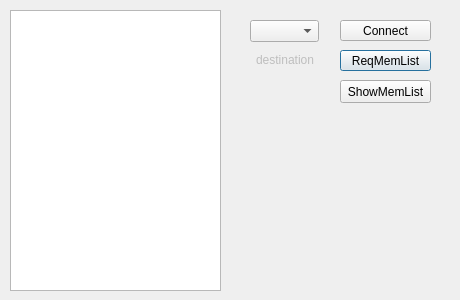
The window that code/clientapp.ui (doantumy/Blockchain) describes before a commit, drawn with Qt 5.
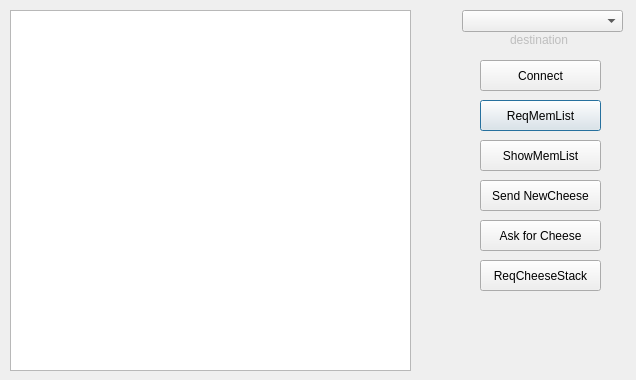
The same window after the commit.

Commit message: add functions exchange cheeses +  modify the protocol

```diff
--- a/code/clientapp.ui
+++ b/code/clientapp.ui
@@ -6,8 +6,8 @@
    <rect>
     <x>0</x>
     <y>0</y>
-    <width>460</width>
-    <height>300</height>
+    <width>636</width>
+    <height>380</height>
    </rect>
   </property>
   <property name="windowTitle">
@@ -18,8 +18,8 @@
     <rect>
      <x>10</x>
      <y>10</y>
-     <width>211</width>
-     <height>281</height>
+     <width>401</width>
+     <height>361</height>
     </rect>
    </property>
    <property name="readOnly">
@@ -29,10 +29,10 @@
   <widget class="QPushButton" name="ReqMemList">
    <property name="geometry">
     <rect>
-     <x>340</x>
-     <y>50</y>
-     <width>91</width>
-     <height>21</height>
+     <x>480</x>
+     <y>100</y>
+     <width>121</width>
+     <height>31</height>
     </rect>
    </property>
    <property name="text">
@@ -42,10 +42,10 @@
   <widget class="QPushButton" name="btnConnect">
    <property name="geometry">
     <rect>
-     <x>340</x>
-     <y>20</y>
-     <width>91</width>
-     <height>21</height>
+     <x>480</x>
+     <y>60</y>
+     <width>121</width>
+     <height>31</height>
     </rect>
    </property>
    <property name="text">
@@ -55,9 +55,9 @@
   <widget class="QComboBox" name="destination">
    <property name="geometry">
     <rect>
-     <x>250</x>
-     <y>20</y>
-     <width>69</width>
+     <x>462</x>
+     <y>10</y>
+     <width>161</width>
      <height>22</height>
     </rect>
    </property>
@@ -68,8 +68,8 @@
    </property>
    <property name="geometry">
     <rect>
-     <x>256</x>
-     <y>50</y>
+     <x>510</x>
+     <y>30</y>
      <width>61</width>
      <height>20</height>
     </rect>
@@ -81,16 +81,55 @@
   <widget class="QPushButton" name="showMemList">
    <property name="geometry">
     <rect>
-     <x>340</x>
-     <y>80</y>
-     <width>91</width>
-     <height>23</height>
+     <x>480</x>
+     <y>140</y>
+     <width>121</width>
+     <height>31</height>
     </rect>
    </property>
    <property name="text">
     <string>ShowMemList</string>
    </property>
   </widget>
+  <widget class="QPushButton" name="btnSendCheese">
+   <property name="geometry">
+    <rect>
+     <x>480</x>
+     <y>180</y>
+     <width>121</width>
+     <height>31</height>
+    </rect>
+   </property>
+   <property name="text">
+    <string>Send NewCheese</string>
+   </property>
+  </widget>
+  <widget class="QPushButton" name="btnAskCheese">
+   <property name="geometry">
+    <rect>
+     <x>480</x>
+     <y>220</y>
+     <width>121</width>
+     <height>31</height>
+    </rect>
+   </property>
+   <property name="text">
+    <string>Ask for Cheese</string>
+   </property>
+  </widget>
+  <widget class="QPushButton" name="btnReqCS">
+   <property name="geometry">
+    <rect>
+     <x>480</x>
+     <y>260</y>
+     <width>121</width>
+     <height>31</height>
+    </rect>
+   </property>
+   <property name="text">
+    <string>ReqCheeseStack</string>
+   </property>
+  </widget>
  </widget>
  <resources/>
  <connections/>
```
The commit also changes 6 other files.
